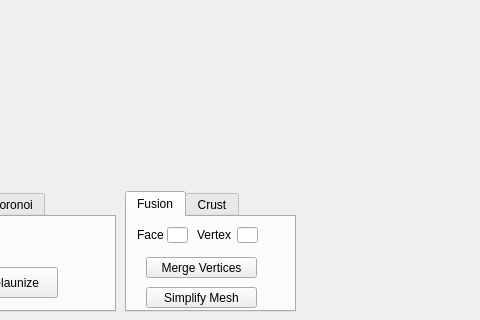
Above: mainwindow.ui from Aros69/MeshComputation before the change; both pictures show x 425 to 905 and y 316 to 636 of the 1040 by 636 pixel window. Below: the same form after it.
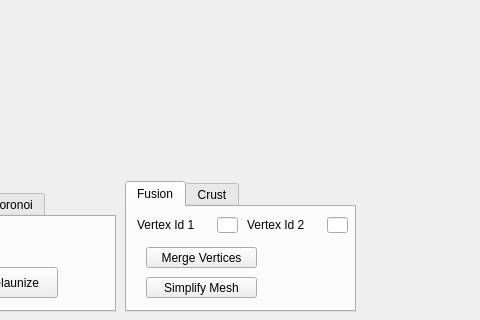
That is the form after the change. Custom widgets are drawn as their Qt base class.

What changed in the file:
```diff
--- a/mainwindow.ui
+++ b/mainwindow.ui
@@ -482,9 +482,9 @@
     <property name="geometry">
      <rect>
       <x>550</x>
-      <y>490</y>
-      <width>171</width>
-      <height>121</height>
+      <y>480</y>
+      <width>231</width>
+      <height>131</height>
      </rect>
     </property>
     <property name="currentIndex">
@@ -499,18 +499,18 @@
        <rect>
         <x>10</x>
         <y>10</y>
-        <width>45</width>
+        <width>81</width>
         <height>16</height>
        </rect>
       </property>
       <property name="text">
-       <string>Face</string>
+       <string>Vertex Id 1</string>
       </property>
      </widget>
      <widget class="QLineEdit" name="fusionFaceID">
       <property name="geometry">
        <rect>
-        <x>40</x>
+        <x>90</x>
         <y>10</y>
         <width>21</width>
         <height>16</height>
@@ -520,7 +520,7 @@
      <widget class="QLineEdit" name="fusionVertexID">
       <property name="geometry">
        <rect>
-        <x>110</x>
+        <x>200</x>
         <y>10</y>
         <width>21</width>
         <height>16</height>
@@ -543,14 +543,14 @@
      <widget class="QLabel" name="label_5">
       <property name="geometry">
        <rect>
-        <x>70</x>
+        <x>120</x>
         <y>10</y>
-        <width>45</width>
+        <width>81</width>
         <height>16</height>
        </rect>
       </property>
       <property name="text">
-       <string>Vertex</string>
+       <string>Vertex Id 2</string>
       </property>
      </widget>
      <widget class="QPushButton" name="simplifyMesh">
```
